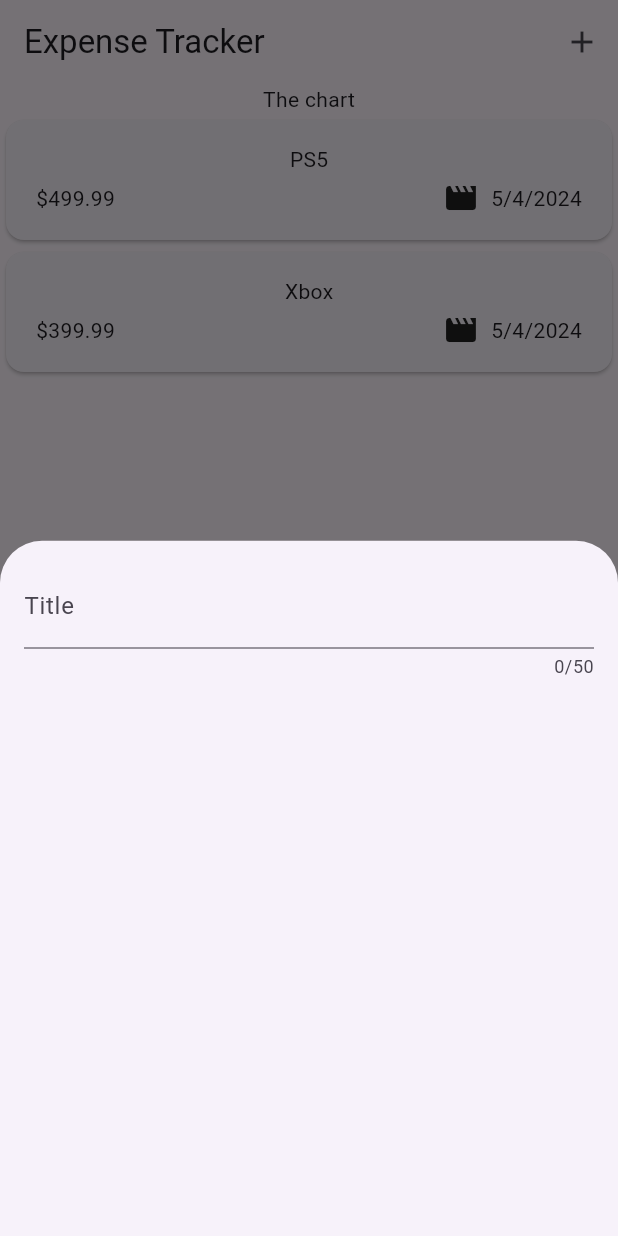
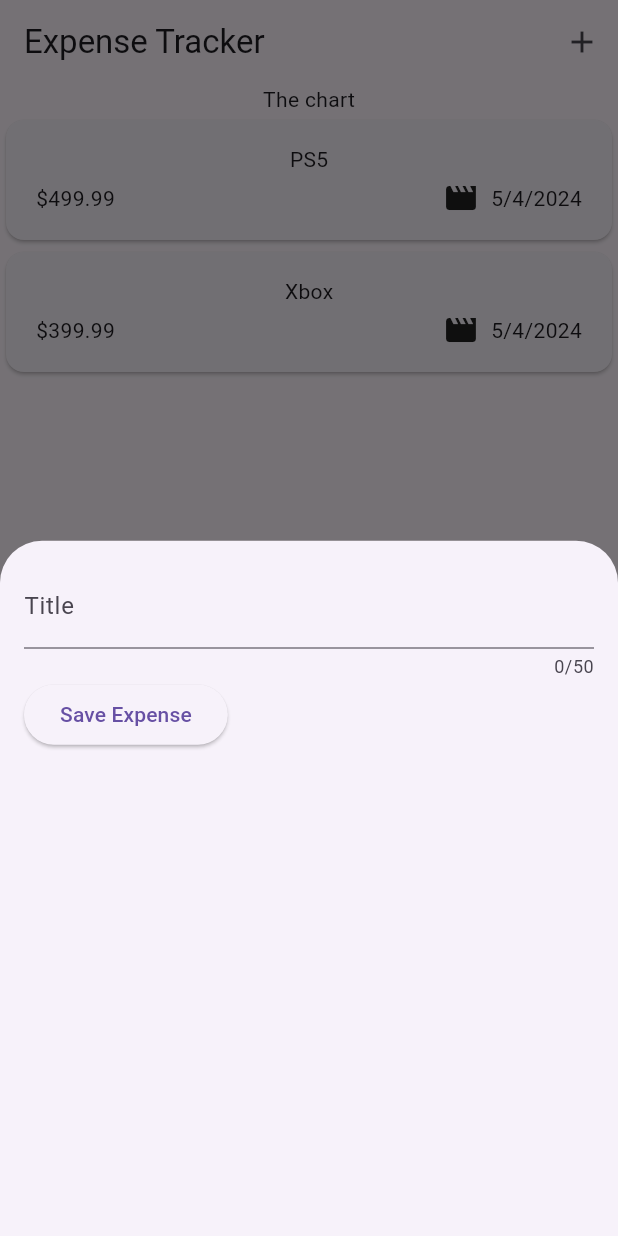
Before and after one commit to jigolaurito93/Expense-Tracker-Flutter, a Flutter app: the screen it shows after launch, after a tap on the "add" icon, on a phone screen of 412 x 824 dp. Run offline on Flutter 3.47's test engine with Material 3 defaults, Android fonts, the phone set to English and light mode, and no system bars.

Commit message:
adding input text functionality

```diff
--- a/lib/widgets/new_expense.dart
+++ b/lib/widgets/new_expense.dart
@@ -8,15 +8,31 @@ class NewExpense extends StatefulWidget {
 }
 
 class _NewExpenseState extends State<NewExpense> {
+  var _enteredTitle = '';
+
+  void _saveTitleInput(String inputValue) {
+    _enteredTitle = inputValue;
+  }
+
   @override
   Widget build(BuildContext context) {
-    return const Padding(
-      padding: EdgeInsets.all(16),
+    return Padding(
+      padding: const EdgeInsets.all(16),
       child: Column(
         children: [
           TextField(
+            onChanged: _saveTitleInput,
             maxLength: 50,
-            decoration: InputDecoration(label: Text('Title')),
+            decoration: const InputDecoration(label: Text('Title')),
+          ),
+          Row(
+            children: [
+              ElevatedButton(
+                  child: const Text('Save Expense'),
+                  onPressed: () {
+                    print('Text save!');
+                  })
+            ],
           )
         ],
       ),
```
